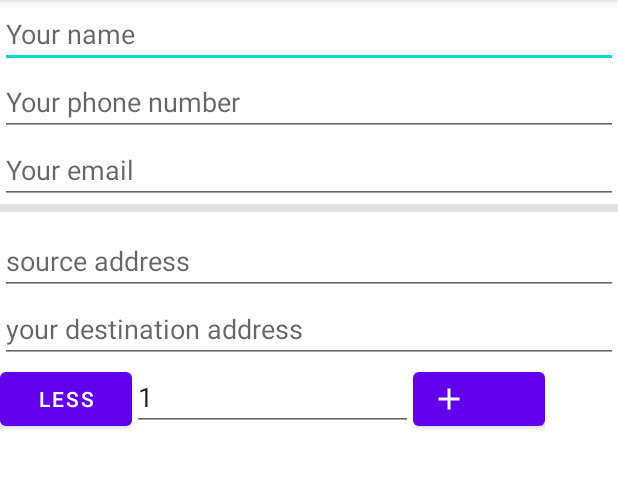
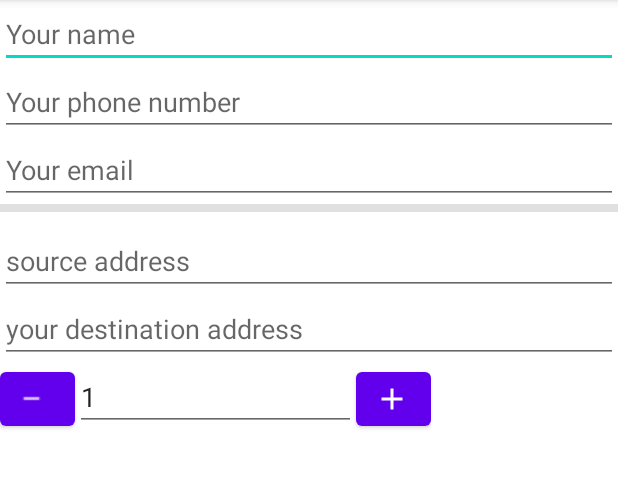
Before and after one commit to mendi160/TravelMe, an Android app: the AddTravelActivity screen opened directly, with no data from a screen before it, after a tap on an icon or button, on a phone screen of 412 x 824 dp, the part 84-572 px from its top. Run offline under Robolectric (Android 15) with nearby library versions, the phone set to English and light mode, and no system bars; 1 other tap on this screen came first.

Commit message:
Add travel activity

```diff
--- a/app/src/main/java/com/project/travelme/Ui/AddTravelActivity.kt
+++ b/app/src/main/java/com/project/travelme/Ui/AddTravelActivity.kt
@@ -10,29 +10,33 @@ import com.project.travelme.R
 import com.project.travelme.R.id.passengers
 
 class AddTravelActivity : AppCompatActivity() {
+    private lateinit var passengersEditText:EditText
     override fun onCreate(savedInstanceState: Bundle?) {
         super.onCreate(savedInstanceState)
         setContentView(R.layout.activity_add_travel)
         Toast.makeText(this, "hi", Toast.LENGTH_LONG).show()
-        val passengersEditText: EditText = findViewById<EditText>(passengers) as EditText
+       passengersEditText = findViewById<EditText>(passengers)
         passengersEditText.addTextChangedListener {
             val text = passengersEditText.text.toString()
             if (text == "" || text.toInt() < 0)
                 passengersEditText.setText("0")
         }
     }
-
     fun less(view: View) {
-        findViewById<EditText>(passengers).setText(
-            (findViewById<EditText>(passengers).text.toString().toInt() - 1).toString()
+        setEmptyEditTextToZero()
+        passengersEditText.setText(
+            (passengersEditText.text.toString().toInt() - 1).toString()
         )
     }
 
     fun more(view: View) {
-        if (findViewById<EditText>(passengers).text.toString() == "")
-            findViewById<EditText>(passengers).setText("0")
-        findViewById<EditText>(passengers).setText(
-            (findViewById<EditText>(passengers).text.toString().toInt() + 1).toString()
+        setEmptyEditTextToZero()
+        passengersEditText.setText(
+            (passengersEditText.text.toString().toInt() + 1).toString()
         )
     }
+    private fun setEmptyEditTextToZero(){
+        if (passengersEditText.text.toString() == "")
+            passengersEditText.setText("0")
+    }
 }
--- a/app/src/main/res/layout/activity_add_travel.xml
+++ b/app/src/main/res/layout/activity_add_travel.xml
@@ -59,10 +59,11 @@
         android:orientation="horizontal">
         <Button
             android:id="@+id/minusP"
-            android:layout_width="wrap_content"
             android:layout_height="wrap_content"
-            android:text="Less"
             android:onClick="less"
+            android:layout_width="50dp"
+            app:icon="@drawable/baseline_remove_black_18dp"
+            style="@style/Widget.MaterialComponents.Button.Icon"
             />
         <EditText
             android:id="@+id/passengers"
@@ -73,7 +74,7 @@
             android:inputType="number"/>
         <Button
             android:id="@+id/plusP"
-            android:layout_width="wrap_content"
+            android:layout_width="50dp"
             android:layout_height="wrap_content"
 
             android:onClick="more"
```
Also changed, not shown: app/src/main/res/drawable-v24/baseline_remove_black_18dp.png (added).
